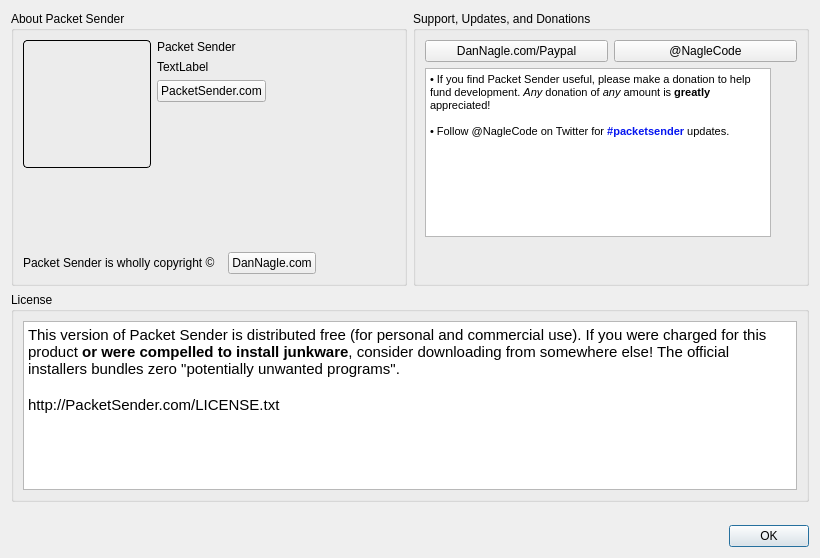
First picture: the form in src/about.ui, repository dannagle/PacketSender, before the edit.
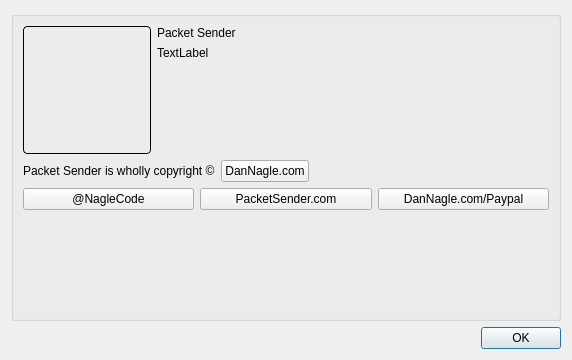
Second picture: the form after the edit. Icons and pictures are not drawn.

Commit message: cleaned up the about dialog

Diff of the .ui file:
```diff
--- a/src/about.ui
+++ b/src/about.ui
@@ -6,8 +6,8 @@
    <rect>
     <x>0</x>
     <y>0</y>
-    <width>820</width>
-    <height>558</height>
+    <width>572</width>
+    <height>360</height>
    </rect>
   </property>
   <property name="windowTitle">
@@ -19,7 +19,7 @@
      <item>
       <widget class="QGroupBox" name="aboutGroupBox">
        <property name="title">
-        <string>About Packet Sender</string>
+        <string/>
        </property>
        <layout class="QVBoxLayout" name="verticalLayout_5">
         <item>
@@ -50,19 +50,6 @@
               </property>
              </widget>
             </item>
-            <item>
-             <spacer name="verticalSpacer_2">
-              <property name="orientation">
-               <enum>Qt::Vertical</enum>
-              </property>
-              <property name="sizeHint" stdset="0">
-               <size>
-                <width>20</width>
-                <height>40</height>
-               </size>
-              </property>
-             </spacer>
-            </item>
            </layout>
           </item>
           <item>
@@ -91,13 +78,6 @@
             </item>
             <item>
              <layout class="QHBoxLayout" name="horizontalLayout_9">
-              <item>
-               <widget class="QPushButton" name="psLinkButton">
-                <property name="text">
-                 <string>PacketSender.com</string>
-                </property>
-               </widget>
-              </item>
               <item>
                <spacer name="horizontalSpacer_4">
                 <property name="orientation">
@@ -135,7 +115,7 @@
           <item>
            <widget class="QLabel" name="label_4">
             <property name="text">
-             <string>Packet Sender is wholly copyright ©  </string>
+             <string>Packet Sender is wholly copyright ©</string>
             </property>
            </widget>
           </item>
@@ -161,64 +141,8 @@
           </item>
          </layout>
         </item>
-       </layout>
-      </widget>
-     </item>
-     <item>
-      <widget class="QGroupBox" name="groupBox_2">
-       <property name="title">
-        <string>Support, Updates, and Donations</string>
-       </property>
-       <layout class="QGridLayout" name="gridLayout">
-        <item row="2" column="0">
-         <spacer name="horizontalSpacer_10">
-          <property name="orientation">
-           <enum>Qt::Horizontal</enum>
-          </property>
-          <property name="sizeHint" stdset="0">
-           <size>
-            <width>40</width>
-            <height>20</height>
-           </size>
-          </property>
-         </spacer>
-        </item>
-        <item row="3" column="1">
-         <spacer name="verticalSpacer_7">
-          <property name="orientation">
-           <enum>Qt::Vertical</enum>
-          </property>
-          <property name="sizeHint" stdset="0">
-           <size>
-            <width>20</width>
-            <height>40</height>
-           </size>
-          </property>
-         </spacer>
-        </item>
-        <item row="1" column="0">
-         <widget class="QTextEdit" name="donateBlurbEdit">
-          <property name="html">
-           <string>&lt;!DOCTYPE HTML PUBLIC &quot;-//W3C//DTD HTML 4.0//EN&quot; &quot;http://www.w3.org/TR/REC-html40/strict.dtd&quot;&gt;
-&lt;html&gt;&lt;head&gt;&lt;meta name=&quot;qrichtext&quot; content=&quot;1&quot; /&gt;&lt;style type=&quot;text/css&quot;&gt;
-p, li { white-space: pre-wrap; }
-&lt;/style&gt;&lt;/head&gt;&lt;body style=&quot; font-family:'.Helvetica Neue DeskInterface'; font-size:13pt; font-weight:400; font-style:normal;&quot;&gt;
-&lt;p style=&quot; margin-top:0px; margin-bottom:0px; margin-left:0px; margin-right:0px; -qt-block-indent:0; text-indent:0px;&quot;&gt;&lt;span style=&quot; font-family:'MS Shell Dlg 2'; font-size:8pt;&quot;&gt;• If you find Packet Sender useful, please make a donation to help fund development. &lt;/span&gt;&lt;span style=&quot; font-family:'MS Shell Dlg 2'; font-size:8pt; font-style:italic;&quot;&gt;Any&lt;/span&gt;&lt;span style=&quot; font-family:'MS Shell Dlg 2'; font-size:8pt;&quot;&gt; donation of &lt;/span&gt;&lt;span style=&quot; font-family:'MS Shell Dlg 2'; font-size:8pt; font-style:italic;&quot;&gt;any&lt;/span&gt;&lt;span style=&quot; font-family:'MS Shell Dlg 2'; font-size:8pt;&quot;&gt; amount is &lt;/span&gt;&lt;span style=&quot; font-family:'MS Shell Dlg 2'; font-size:8pt; font-weight:600;&quot;&gt;greatly&lt;/span&gt;&lt;span style=&quot; font-family:'MS Shell Dlg 2'; font-size:8pt;&quot;&gt; appreciated! &lt;/span&gt;&lt;/p&gt;
-&lt;p style=&quot;-qt-paragraph-type:empty; margin-top:0px; margin-bottom:0px; margin-left:0px; margin-right:0px; -qt-block-indent:0; text-indent:0px; font-family:'MS Shell Dlg 2'; font-size:8pt;&quot;&gt;&lt;br /&gt;&lt;/p&gt;
-&lt;p style=&quot; margin-top:0px; margin-bottom:0px; margin-left:0px; margin-right:0px; -qt-block-indent:0; text-indent:0px;&quot;&gt;&lt;span style=&quot; font-family:'MS Shell Dlg 2'; font-size:8pt;&quot;&gt;• Follow @NagleCode on Twitter for &lt;/span&gt;&lt;span style=&quot; font-family:'MS Shell Dlg 2'; font-size:8pt; font-weight:600; color:#0515f0;&quot;&gt;#packetsender&lt;/span&gt;&lt;span style=&quot; font-family:'MS Shell Dlg 2'; font-size:8pt;&quot;&gt; updates.&lt;/span&gt;&lt;/p&gt;
-&lt;p style=&quot;-qt-paragraph-type:empty; margin-top:0px; margin-bottom:0px; margin-left:0px; margin-right:0px; -qt-block-indent:0; text-indent:0px; font-family:'MS Shell Dlg 2'; font-size:8pt;&quot;&gt;&lt;br /&gt;&lt;/p&gt;&lt;/body&gt;&lt;/html&gt;</string>
-          </property>
-         </widget>
-        </item>
-        <item row="0" column="0" colspan="2">
+        <item>
          <layout class="QHBoxLayout" name="horizontalLayout_18">
-          <item>
-           <widget class="QPushButton" name="DNAmazonLinkButton">
-            <property name="text">
-             <string>DanNagle.com/Paypal</string>
-            </property>
-           </widget>
-          </item>
           <item>
            <widget class="QPushButton" name="twitterButton">
             <property name="text">
@@ -226,60 +150,42 @@
             </property>
            </widget>
           </item>
+          <item>
+           <widget class="QPushButton" name="psLinkButton">
+            <property name="text">
+             <string>PacketSender.com</string>
+            </property>
+           </widget>
+          </item>
+          <item>
+           <widget class="QPushButton" name="DNAmazonLinkButton">
+            <property name="text">
+             <string>DanNagle.com/Paypal</string>
+            </property>
+           </widget>
+          </item>
          </layout>
         </item>
+        <item>
+         <spacer name="verticalSpacer_2">
+          <property name="orientation">
+           <enum>Qt::Vertical</enum>
+          </property>
+          <property name="sizeHint" stdset="0">
+           <size>
+            <width>20</width>
+            <height>40</height>
+           </size>
+          </property>
+         </spacer>
+        </item>
        </layout>
       </widget>
      </item>
     </layout>
    </item>
    <item>
-    <layout class="QVBoxLayout" name="verticalLayout_12">
-     <item>
-      <widget class="QGroupBox" name="groupBox_3">
-       <property name="title">
-        <string>License</string>
-       </property>
-       <layout class="QVBoxLayout" name="verticalLayout_11">
-        <item>
-         <widget class="QTextEdit" name="textEdit_2">
-          <property name="sizePolicy">
-           <sizepolicy hsizetype="Expanding" vsizetype="Maximum">
-            <horstretch>0</horstretch>
-            <verstretch>0</verstretch>
-           </sizepolicy>
-          </property>
-          <property name="readOnly">
-           <bool>true</bool>
-          </property>
-          <property name="html">
-           <string>&lt;!DOCTYPE HTML PUBLIC &quot;-//W3C//DTD HTML 4.0//EN&quot; &quot;http://www.w3.org/TR/REC-html40/strict.dtd&quot;&gt;
-&lt;html&gt;&lt;head&gt;&lt;meta name=&quot;qrichtext&quot; content=&quot;1&quot; /&gt;&lt;style type=&quot;text/css&quot;&gt;
-p, li { white-space: pre-wrap; }
-&lt;/style&gt;&lt;/head&gt;&lt;body style=&quot; font-family:'.Helvetica Neue DeskInterface'; font-size:13pt; font-weight:400; font-style:normal;&quot;&gt;
-&lt;p style=&quot; margin-top:0px; margin-bottom:0px; margin-left:0px; margin-right:0px; -qt-block-indent:0; text-indent:0px;&quot;&gt;&lt;span style=&quot; font-family:'Ubuntu'; font-size:11pt;&quot;&gt;This version of Packet Sender is distributed free (for personal and commercial use). If you were charged for this product &lt;/span&gt;&lt;span style=&quot; font-family:'Ubuntu'; font-size:11pt; font-weight:600;&quot;&gt;or were compelled to install junkware&lt;/span&gt;&lt;span style=&quot; font-family:'Ubuntu'; font-size:11pt;&quot;&gt;, consider downloading from somewhere else! The official installers bundles zero &amp;quot;potentially unwanted programs&amp;quot;. &lt;/span&gt;&lt;/p&gt;
-&lt;p style=&quot;-qt-paragraph-type:empty; margin-top:0px; margin-bottom:0px; margin-left:0px; margin-right:0px; -qt-block-indent:0; text-indent:0px; font-family:'Ubuntu'; font-size:11pt;&quot;&gt;&lt;br /&gt;&lt;/p&gt;
-&lt;p style=&quot; margin-top:0px; margin-bottom:0px; margin-left:0px; margin-right:0px; -qt-block-indent:0; text-indent:0px;&quot;&gt;&lt;span style=&quot; font-family:'Ubuntu'; font-size:11pt;&quot;&gt;http://PacketSender.com/LICENSE.txt&lt;/span&gt;&lt;/p&gt;&lt;/body&gt;&lt;/html&gt;</string>
-          </property>
-         </widget>
-        </item>
-       </layout>
-      </widget>
-     </item>
-     <item>
-      <spacer name="verticalSpacer_3">
-       <property name="orientation">
-        <enum>Qt::Vertical</enum>
-       </property>
-       <property name="sizeHint" stdset="0">
-        <size>
-         <width>20</width>
-         <height>40</height>
-        </size>
-       </property>
-      </spacer>
-     </item>
-    </layout>
+    <layout class="QVBoxLayout" name="verticalLayout_12"/>
    </item>
    <item>
     <widget class="QDialogButtonBox" name="buttonBox">
```
The commit also changes 2 other files.
